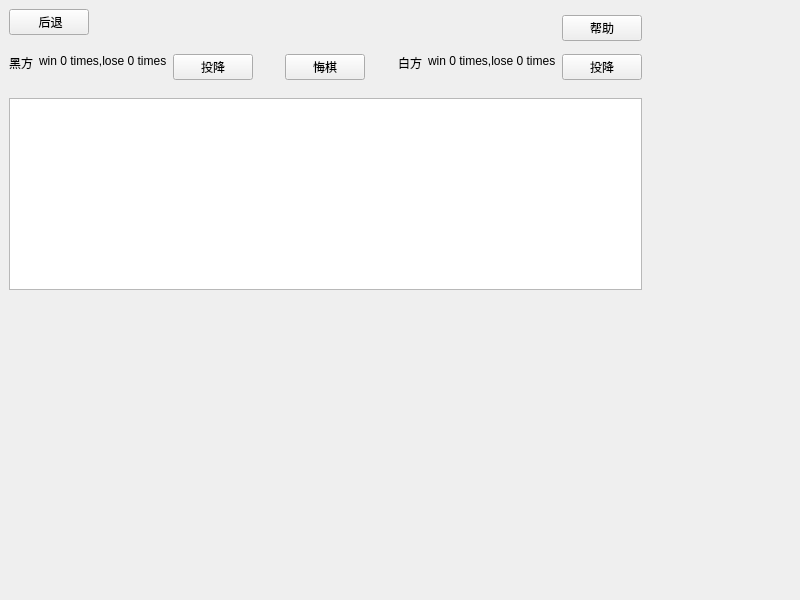
Old version of the form fivechessform.ui in the repository shendl1978/testQGraphicsView1.
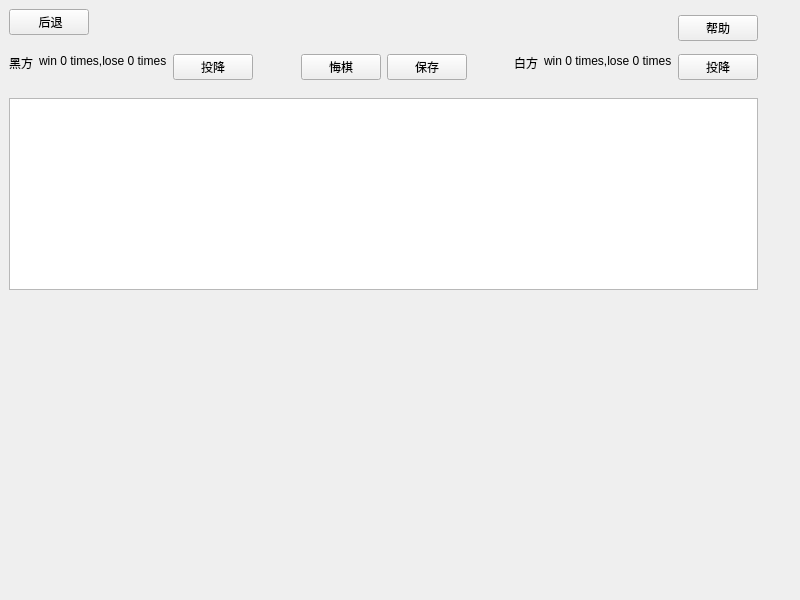
New version of the form.

The edit to the form file:
```diff
--- a/fivechessform.ui
+++ b/fivechessform.ui
@@ -18,7 +18,7 @@
     <rect>
      <x>9</x>
      <y>9</y>
-     <width>633</width>
+     <width>749</width>
      <height>281</height>
     </rect>
    </property>
@@ -97,6 +97,13 @@
         </property>
        </widget>
       </item>
+      <item alignment="Qt::AlignHCenter|Qt::AlignTop">
+       <widget class="QPushButton" name="saveButton">
+        <property name="text">
+         <string>保存</string>
+        </property>
+       </widget>
+      </item>
       <item>
        <spacer name="horizontalSpacer_3">
         <property name="orientation">
```
